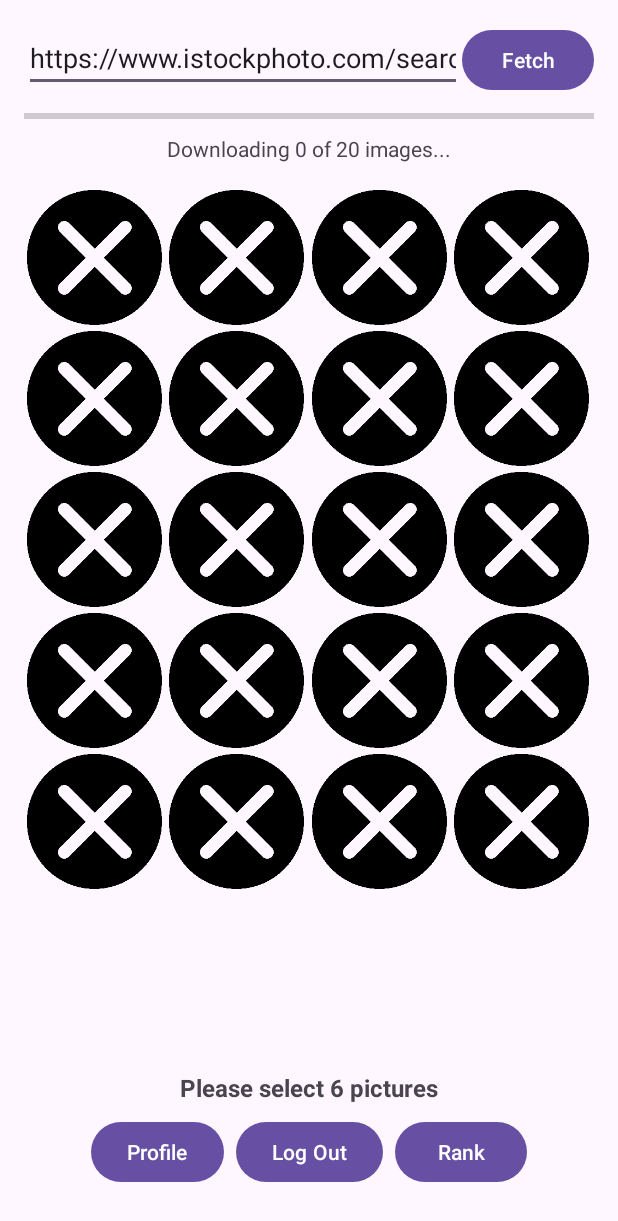
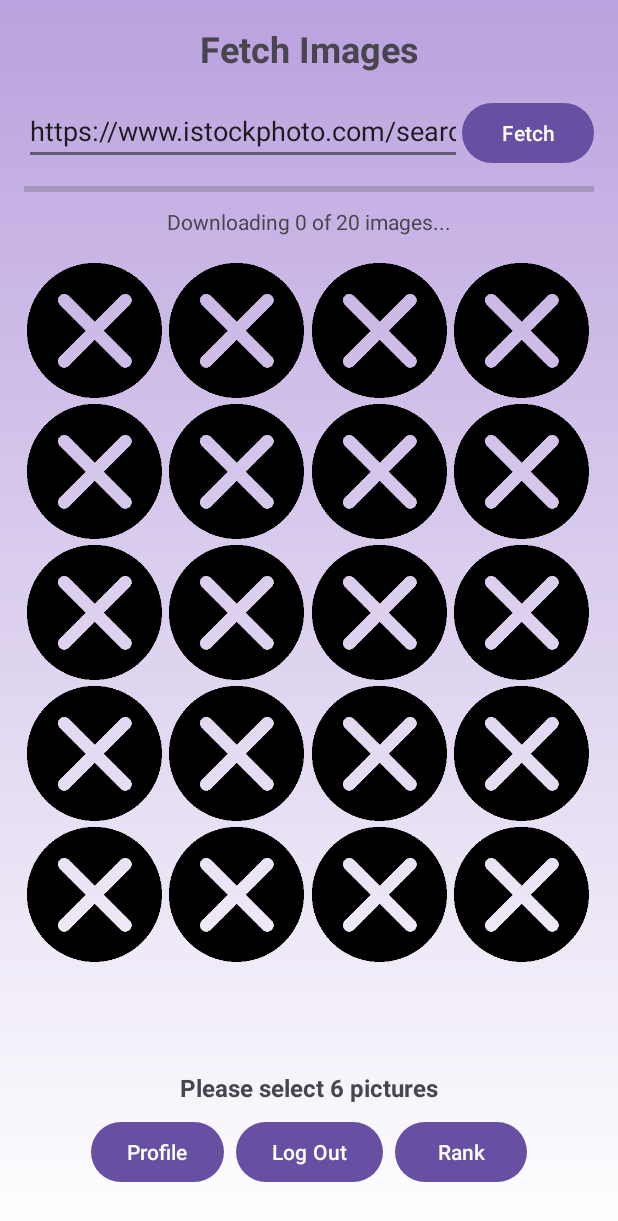
Before and after one commit to Zzzhiye/AndroidCA, an Android app: the FetchActivity screen opened directly, with no data from a screen before it, after a tap on "Fetch", on a phone screen of 412 x 824 dp. Shown: the top 1221 px of the screen. Run offline under Robolectric (Android 15) with nearby library versions, the phone set to English and light mode, and no system bars; our stand-ins replace AdMob; pictures from the network do not load.

Commit message:
Changed some activities' UI and Fix a bgm bug - fixed the bug of bgm not stopped while cancel playing

```diff
--- a/app/src/main/java/com/example/androidca/PlayActivity.kt
+++ b/app/src/main/java/com/example/androidca/PlayActivity.kt
@@ -257,7 +257,7 @@ class PlayActivity : AppCompatActivity() {
 
     override fun onDestroy() {
         adManager.stopAds()
-
+        stopService(Intent(this, BackgroundMusicService::class.java))
         super.onDestroy()
     }
 
--- a/app/src/main/java/com/example/androidca/SessionManager.kt
+++ b/app/src/main/java/com/example/androidca/SessionManager.kt
@@ -12,7 +12,7 @@ class SessionManager(context: Context) {
         private const val KEY_IS_LOGGED_IN = "isLoggedIn"
         private const val KEY_LOGIN_TIME = "loginTime"
         private const val KEY_USER_ID = "userId"
-        private const val SESSION_DURATION = 1 * 60 * 1000 // 24小时，以毫秒为单位
+        private const val SESSION_DURATION = 1 * 60 * 1000 //ms
     }
 
     fun createLoginSession(userId: Int) {
--- a/app/src/main/res/layout/activity_fetch.xml
+++ b/app/src/main/res/layout/activity_fetch.xml
@@ -4,7 +4,22 @@
     xmlns:app="http://schemas.android.com/apk/res-auto"
     android:layout_width="match_parent"
     android:layout_height="match_parent"
+    android:background="@drawable/background_gradient"
     android:padding="16dp">
+
+    <TextView
+        android:id="@+id/fetchTitle"
+        android:text="@string/fetchTitle"
+        android:layout_width="wrap_content"
+        android:layout_height="wrap_content"
+        app:layout_constraintTop_toTopOf="parent"
+        app:layout_constraintStart_toStartOf="parent"
+        app:layout_constraintEnd_toEndOf="parent"
+        app:layout_constraintBottom_toTopOf="@+id/urlEditText"
+
+        android:textSize="24sp"
+        android:textStyle="bold"
+        android:paddingBottom="16dp"/>
 
     <EditText
         android:id="@+id/urlEditText"
@@ -15,7 +30,7 @@
         android:text="@string/default_url"
         app:layout_constraintEnd_toStartOf="@+id/fetchButton"
         app:layout_constraintStart_toStartOf="parent"
-        app:layout_constraintTop_toTopOf="parent" />
+        app:layout_constraintTop_toBottomOf="@id/fetchTitle" />
 
     <Button
         android:id="@+id/fetchButton"
@@ -23,7 +38,7 @@
         android:layout_height="wrap_content"
         android:text="@string/fetch"
         app:layout_constraintEnd_toEndOf="parent"
-        app:layout_constraintTop_toTopOf="parent" />
+        app:layout_constraintTop_toBottomOf="@id/fetchTitle" />
 
     <ProgressBar
         android:id="@+id/progressBar"
--- a/app/src/main/res/layout/activity_login.xml
+++ b/app/src/main/res/layout/activity_login.xml
@@ -6,6 +6,7 @@
     android:id="@+id/login"
     android:orientation="vertical"
     android:padding="16dp"
+    android:background="@drawable/background_gradient"
     android:gravity="center">
 
     <ImageView
--- a/app/src/main/res/layout/activity_user_profile.xml
+++ b/app/src/main/res/layout/activity_user_profile.xml
@@ -67,7 +67,7 @@
             <TextView
                 android:layout_width="wrap_content"
                 android:layout_height="wrap_content"
-                android:text="User Name: "
+                android:text="Username: "
                 android:textSize="16sp"
                 android:textStyle="bold"
                 android:textColor="@android:color/black" />
--- a/app/src/main/res/values/strings.xml
+++ b/app/src/main/res/values/strings.xml
@@ -3,6 +3,7 @@
     <string name="enter_url">Enter URL</string>
     <string name="default_url">https://www.istockphoto.com/search/2/image?phrase=flower</string>
     <string name="fetch">Fetch</string>
+    <string name="fetchTitle">Fetch Images</string>
     <string name="downloading_0_of_20_images">Downloading 0 of 20 images...</string>
     <string name="downloading_d_of_20_images">Downloading %d of 20 images...</string>
     <string name="select_6_images">Select 6 Images</string>
--- a/gradle/libs.versions.toml
+++ b/gradle/libs.versions.toml
@@ -1,5 +1,5 @@
 [versions]
-agp = "8.7.3"
+agp = "8.3.0"
 kotlin = "1.9.24"
 coreKtx = "1.15.0"
 junit = "4.13.2"
```
